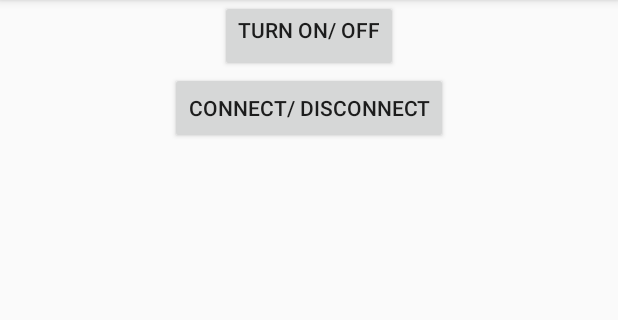
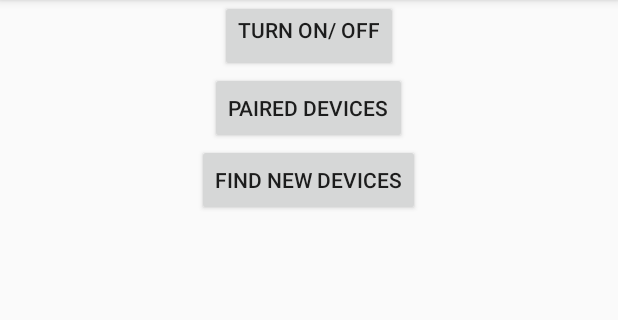
Before and after one commit to walopes/TelemetriaApp, an Android app: the screen it shows after launch (MainActivity), on a phone screen of 412 x 824 dp, the part 84-404 px from its top. Run offline under Robolectric (Android 15) with nearby library versions, the phone set to English and light mode, and no system bars.

Commit message:
Final pairing
I don't know if it is working properly.

```diff
--- a/app/src/main/AndroidManifest.xml
+++ b/app/src/main/AndroidManifest.xml
@@ -24,6 +24,11 @@
             android:label="Paired Devices"
             >
         </activity>
+        <activity
+            android:name=".DiscoveryDevices"
+            android:label="Discovered Devices"
+            android:parentActivityName=".MainActivity" >
+        </activity>
     </application>
 
 
--- a/app/src/main/java/com/example/willian/appcarrinho/MainActivity.java
+++ b/app/src/main/java/com/example/willian/appcarrinho/MainActivity.java
@@ -8,6 +8,7 @@ package com.example.willian.appcarrinho;
 
 import android.app.Activity;
 import android.app.Instrumentation;
+import android.bluetooth.BluetoothSocket;
 import android.content.BroadcastReceiver;
 import android.content.Context;
 import android.content.IntentFilter;
@@ -20,8 +21,10 @@ import android.view.View;
 import android.widget.Button;
 import android.widget.ListView;
 // novo abaixo
+import java.io.IOException;
 import java.util.Set;
 import java.util.ArrayList;
+import java.util.UUID;
 import java.util.jar.Manifest;
 
 import android.widget.Switch;
@@ -46,7 +49,10 @@ public class MainActivity extends AppCompatActivity {
      */
 
     private static final int REQUEST_CONNECTION = 2;
+    private static final int DISCOVER_DEVICE_TAG = 7;
+
     private static String MAC_Address = "";
+    UUID commUUID = UUID.fromString("00001101-0000-1000-8000-00805F9B34FB");
 
     /**
      * VARIABLES OF THE PROGRAM
@@ -54,14 +60,15 @@ public class MainActivity extends AppCompatActivity {
     private final boolean EnglishLang = true;
     private boolean connection = false;
 
-    public Button botaoPareado, botaoDev;
+    public Button botaoPareado, botaoDev, botaoDisc;
     public ListView listaDev;
     public TextView textTop;
     public ArrayList<BluetoothDevice> devBT = new ArrayList<>();
     public DeviceList mDev;
 
     private BluetoothAdapter meuBT = null;
-    public Set<BluetoothDevice> Pareados = null;
+    private BluetoothDevice meuDev = null;
+    private BluetoothSocket meuSocket = null;
 
 
 
@@ -179,7 +186,19 @@ public class MainActivity extends AppCompatActivity {
             if(resultCode == Activity.RESULT_OK)
             {
                 MAC_Address = data.getExtras().getString(DeviceList.MAC_ADDRESS);
-                Toast.makeText(MainActivity.this, "MAC final: " + MAC_Address, Toast.LENGTH_SHORT).show();
+                //Toast.makeText(MainActivity.this, "MAC final: " + MAC_Address, Toast.LENGTH_SHORT).show();
+                meuDev = meuBT.getRemoteDevice(MAC_Address);
+
+                try{
+
+                    meuSocket = meuDev.createRfcommSocketToServiceRecord(commUUID);
+                    meuSocket.connect();
+                    Toast.makeText(MainActivity.this, "Conectado com " + MAC_Address, Toast.LENGTH_SHORT).show();
+
+                }catch(IOException e){
+                    Toast.makeText(MainActivity.this, "Nao foi possivel se conectar. Erro: " + e, Toast.LENGTH_SHORT).show();
+                }
+
             }else{
                 Toast.makeText(MainActivity.this, "Falha ao obter MAC!", Toast.LENGTH_SHORT).show();
             }
@@ -193,15 +212,18 @@ public class MainActivity extends AppCompatActivity {
         // Association of the variables with the respectives widgets
         botaoPareado = (Button) findViewById(R.id.botaoIniciar);
         botaoDev = (Button) findViewById(R.id.botaoConectar);
+        botaoDisc = (Button) findViewById(R.id.botaoDescobrir);
         listaDev = (ListView) findViewById(R.id.list_view);
         textTop = (TextView) findViewById(R.id.txt1);
 
         if (EnglishLang == true) {
             botaoPareado.setText("Turn On/ Off");
-            botaoDev.setText("Connect/ Disconnect");
+            botaoDev.setText("Paired Devices");
+            botaoDisc.setText("Find new Devices");
         } else {
             botaoPareado.setText("Ligar/ Desligar");
-            botaoDev.setText("Conectar/ Desconectar");
+            botaoDev.setText("Dispositivos pareados");
+            botaoDisc.setText("Descobrir novos dispositivos");
         }
 
         //// REVER ESSE CASO
@@ -280,6 +302,13 @@ public class MainActivity extends AppCompatActivity {
                 if (meuBT.isEnabled()) {
                     meuBT.disable();
 
+                    try{
+                        meuSocket.close();
+                        Toast.makeText(MainActivity.this, "Bluetooth Desconectado", Toast.LENGTH_SHORT).show();
+                    }catch (IOException e){
+                        Toast.makeText(MainActivity.this, "Erro:" + e, Toast.LENGTH_SHORT).show();
+                    }
+
                     IntentFilter IntF = new IntentFilter(BluetoothAdapter.ACTION_STATE_CHANGED);
                     registerReceiver(btState, IntF);
                 }
@@ -288,25 +317,35 @@ public class MainActivity extends AppCompatActivity {
 
 
         // Quando der tempo-> Fazer o Controle das mudanças com o IntentFilter
-        botaoDev.setOnClickListener(new View.OnClickListener() {
-
-            @Override
-            public void onClick(View v) {
-
-                if (connection) { // If the device is already connected -> It will disconnect
-                    ;
-                } else { // If no connection has been done -> It will connect
-                    Intent openList = new Intent(MainActivity.this, DeviceList.class);
-                    startActivityForResult(openList, REQUEST_CONNECTION);
-                }
-            }
-        });
-
-
-
-
-
+        /**
+         * Deixar no stand by por enquanto
+         */
+//        botaoDev.setOnClickListener(new View.OnClickListener() {
+//
+//            @Override
+//            public void onClick(View v) {
+//
+//                if (connection) { // If the device is already connected -> It will disconnect
+//                    ;
+//                } else { // If no connection has been done -> It will connect
+//                    Intent openList = new Intent(MainActivity.this, DeviceList.class);
+//                    startActivityForResult(openList, REQUEST_CONNECTION);
+//                }
+//            }
+//        });
 
     }
 
+    /**
+     * NOT WORKING.
+     * FOR NOW, IT WILL ONLY WORK WITH PAIRED DEVICES
+     *
+     */
+    // This function is related to the button which will discover new devices
+//    public void discoverDevices()
+//    {
+//        Intent toSearchNewDev = new Intent(this,DiscoveryDevices.class);
+//        startActivityForResult(toSearchNewDev,DISCOVER_DEVICE_TAG);
+//    }
+
 }
--- a/app/src/main/res/layout/activity_main.xml
+++ b/app/src/main/res/layout/activity_main.xml
@@ -23,6 +23,13 @@
         android:layout_gravity="center_horizontal"
         />
 
+    <Button
+        android:layout_width="wrap_content"
+        android:layout_height="wrap_content"
+        android:id="@+id/botaoDescobrir"
+        android:onClick="discoverDevices"
+        android:layout_gravity="center_horizontal" />
+
     <TextView
         android:layout_width="match_parent"
         android:layout_height="30dp"
@@ -31,7 +38,7 @@
 
     <ListView
         android:layout_width="wrap_content"
-        android:layout_height="wrap_content"
+        android:layout_height="220dp"
         android:layout_alignParentStart="true"
         android:id="@+id/list_view" >
     </ListView>
```
Also changed, not shown: app/src/main/java/com/example/willian/appcarrinho/DiscoveryDevices.java (renamed from app/src/main/java/com/example/willian/appcarrinho/PairedDevices.java, +65 -16 lines).
